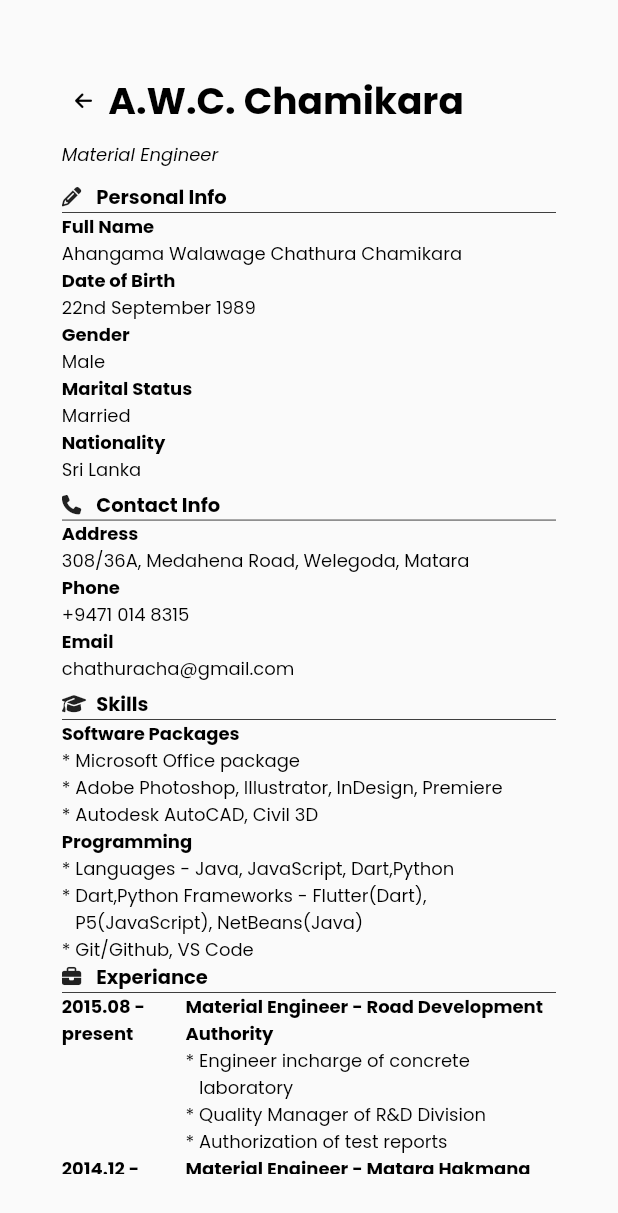
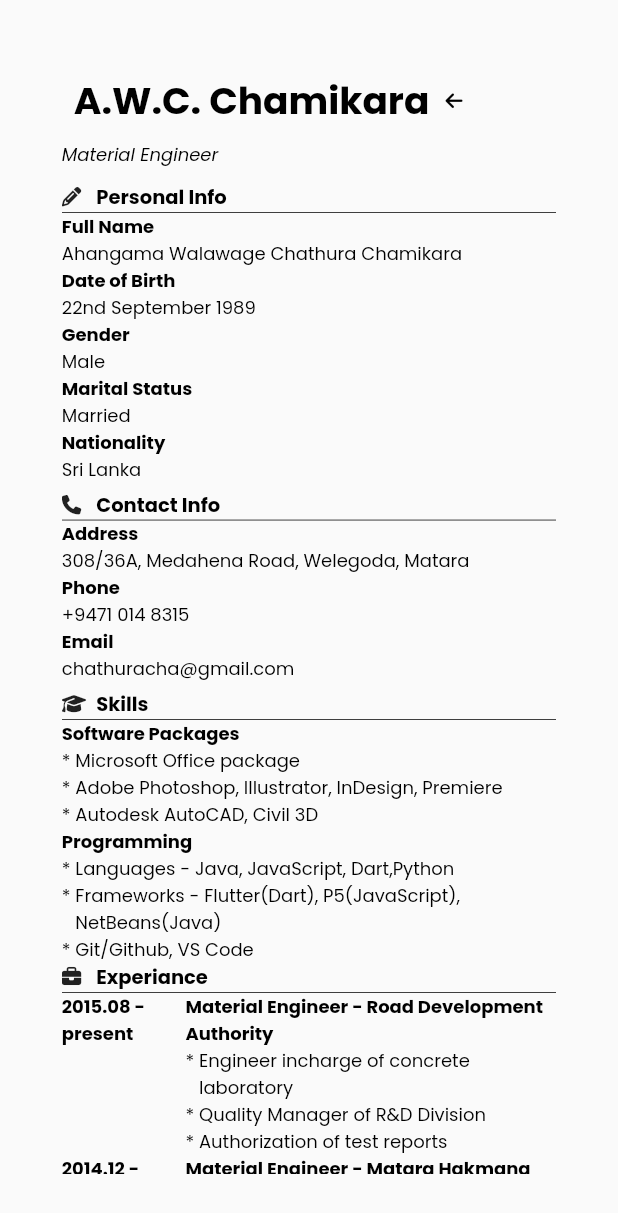
Before and after one commit to chathurach/portfolio_2022, a Flutter app: the screen it shows after launch, after a tap on "Protfolio", on a phone screen of 412 x 824 dp. Shown: the top 1213 px of the screen. Run offline on Flutter 3.47's test engine with Material 2 defaults, Android fonts, the light colour scheme and no system bars; our stand-ins replace font_awesome_flutter, google_fonts.

Commit message:
added some icons

```diff
--- a/lib/Main Page/FirstPage.dart
+++ b/lib/Main Page/FirstPage.dart
@@ -29,18 +29,9 @@ class _TopPageState extends State<TopPage> {
                 spacing: swidth * 0.03,
                 children: [
                   SizedBox(
-                    width: swidth > 540 ? swidth * 0.3 : sheigth * 0.3,
-                    height: swidth > 540 ? sheigth * 0.8 : sheigth * 0.5,
+                    width: swidth > 540 ? swidth * 0.25 : sheigth * 0.3,
+                    height: swidth > 540 ? sheigth * 0.7 : sheigth * 0.5,
                     child: Container(
-                      // //color: Color.fromARGB(0, 5, 5, 61),
-                      // width: swidth > 650 ? swidth * 0.3 : sheigth * 0.4,
-                      // // swidth.toDouble() * 0.45 < sheigth.toDouble() * 0.93
-                      // //     ? swidth.toDouble() * 0.3
-                      // //     : sheigth.toDouble() * 0.6,
-                      // height: swidth > 650 ? swidth * 0.45 : sheigth * 0.6,
-                      // // swidth.toDouble() * 0.45 < sheigth.toDouble() * 0.93
-                      // //     ? swidth.toDouble() * 0.45
-                      // //     : sheigth.toDouble() * 0.9,
                       decoration: const BoxDecoration(
                         shape: BoxShape.rectangle,
                         image: DecorationImage(
@@ -115,14 +106,17 @@ class _TopPageState extends State<TopPage> {
                                 MaterialPageRoute(
                                     builder: (context) => const portfolio()));
                           },
+                          child: Padding(
+                            padding: const EdgeInsets.all(2.0),
                             child: Text(
                               "Protfolio",
                               style: GoogleFonts.poppins(
                                 fontSize: swidth > sheigth && swidth > 800
-                                  ? swidth * 0.015
+                                    ? swidth * 0.014
                                     : 12.0,
                                 fontWeight: FontWeight.normal,
                                 //color: Color.fromARGB(255, 255, 255, 255),
+                              ),
                             ),
                           ),
                         ),
--- a/lib/Portfolio Page/Portfolio.dart
+++ b/lib/Portfolio Page/Portfolio.dart
@@ -19,26 +19,20 @@ class portfolio extends StatelessWidget {
         child: Padding(
           padding: EdgeInsets.all(sheigth * 0.05),
           child: SingleChildScrollView(
+            physics: const ClampingScrollPhysics(),
             scrollDirection: Axis.vertical,
             child: Column(
               crossAxisAlignment: CrossAxisAlignment.start,
               children: [
                 TextButton(
+                  style: ButtonStyle(
+                      overlayColor: MaterialStateProperty.all(Colors.black26)),
                   onPressed: () {
                     Navigator.pop(context);
                   },
                   child: Row(
+                    mainAxisSize: MainAxisSize.min,
                     children: [
-                      Icon(
-                        FontAwesomeIcons.arrowLeft,
-                        color: Colors.black,
-                        size: swidth > sheigth && swidth > 800
-                            ? swidth * 0.017
-                            : 13.0,
-                      ),
-                      const SizedBox(
-                        width: 10.0,
-                      ),
                       Text(
                         "A.W.C. Chamikara",
                         style: GoogleFonts.poppins(
@@ -47,6 +41,16 @@ class portfolio extends StatelessWidget {
                           color: Colors.black,
                           height: 1.5,
                         ),
+                      ),
+                      const SizedBox(
+                        width: 10.0,
+                      ),
+                      Icon(
+                        FontAwesomeIcons.arrowLeft,
+                        color: Colors.black,
+                        size: swidth > sheigth && swidth > 800
+                            ? swidth * 0.017
+                            : 13.0,
                       ),
                     ],
                   ),
@@ -252,7 +256,7 @@ class portfolio extends StatelessWidget {
                                     Text("* ", style: bodyFont(context)),
                                     Flexible(
                                       child: Text(
-                                          "Dart,Python Frameworks - Flutter(Dart), P5(JavaScript), NetBeans(Java)",
+                                          "Frameworks - Flutter(Dart), P5(JavaScript), NetBeans(Java)",
                                           style: bodyFont(context)),
                                     ),
                                   ],
@@ -541,7 +545,7 @@ class portfolio extends StatelessWidget {
                                                   style: bodyFont(context)),
                                               Flexible(
                                                 child: Text(
-                                                    "Completed with overall GPA of 3.54 and reseach was published with the topic “Mesuerment of road Surface Undulations using a low cost accelerometer sensor",
+                                                    "Completed with overall GPA of 3.54 and reseach was published with the topic \"Mesuerment of road Surface Undulations using a low cost accelerometer sensor\"",
                                                     style: bodyFont(context)),
                                               ),
                                             ],
@@ -815,14 +819,17 @@ class portfolio extends StatelessWidget {
                     onPressed: () {
                       launchURL();
                     },
+                    child: Padding(
+                      padding: const EdgeInsets.all(2.0),
                       child: Text(
                         "Download Resume",
                         style: GoogleFonts.poppins(
                           textStyle: const TextStyle(height: 1.5),
                           //fontWeight: FontWeight.w700,
                           fontSize: swidth > sheigth && swidth > 800
-                            ? swidth * 0.015
+                              ? swidth * 0.013
                               : 12.0,
+                        ),
                       ),
                     ),
                   ),
@@ -841,31 +848,78 @@ TextStyle headingFont1(context) {
   var _height = MediaQuery.of(context).size.height;
   //print(_width);
   //print(_height);
+  if (_width > 900) {
     return GoogleFonts.poppins(
-    fontSize: _width > _height && _width > 800 ? _width * 0.017 : 13.0,
+      fontSize: _width > _height ? _width * 0.014 : 13.0,
       fontWeight: FontWeight.bold,
       color: Colors.black,
     );
+  } else if (_width > 520) {
+    return GoogleFonts.poppins(
+      fontSize: _width > _height ? _width * 0.016 : 13.0,
+      fontWeight: FontWeight.bold,
+      color: Colors.black,
+    );
+  } else {
+    return GoogleFonts.poppins(
+      fontSize: _width > _height ? _width * 0.017 : 13.0,
+      fontWeight: FontWeight.bold,
+      color: Colors.black,
+    );
+  }
+  // return GoogleFonts.poppins(
+  //   fontSize: _width > _height && _width > 800 ? _width * 0.017 : 13.0,
+  //   fontWeight: FontWeight.bold,
+  //   color: Colors.black,
+  // );
 }
 
 TextStyle headingFont2(context) {
   var _width = MediaQuery.of(context).size.width;
   var _height = MediaQuery.of(context).size.height;
+  if (_width > 900) {
     return GoogleFonts.poppins(
-    fontSize: _width > _height && _width > 800 ? _width * 0.015 : 12.0,
+      fontSize: _width > _height ? _width * 0.012 : 12.0,
       fontWeight: FontWeight.bold,
       color: Colors.black,
     );
+  } else if (_width > 520) {
+    return GoogleFonts.poppins(
+      fontSize: _width > _height ? _width * 0.014 : 12.0,
+      fontWeight: FontWeight.bold,
+      color: Colors.black,
+    );
+  } else {
+    return GoogleFonts.poppins(
+      fontSize: _width > _height ? _width * 0.015 : 12.0,
+      fontWeight: FontWeight.bold,
+      color: Colors.black,
+    );
+  }
 }
 
 TextStyle bodyFont(context) {
   var _width = MediaQuery.of(context).size.width;
   var _height = MediaQuery.of(context).size.height;
+  if (_width > 900) {
     return GoogleFonts.poppins(
-    fontSize: _width > _height && _width > 800 ? _width * 0.015 : 12.0,
+      fontSize: _width > _height ? _width * 0.012 : 12.0,
       fontWeight: FontWeight.normal,
       color: Colors.black,
     );
+  } else if (_width > 520) {
+    return GoogleFonts.poppins(
+      fontSize: _width > _height ? _width * 0.014 : 12.0,
+      fontWeight: FontWeight.normal,
+      color: Colors.black,
+    );
+  } else {
+    return GoogleFonts.poppins(
+      fontSize: _width > _height ? _width * 0.015 : 12.0,
+      fontWeight: FontWeight.normal,
+      color: Colors.black,
+    );
+  }
 }
 
 void launchURL() async => await canLaunch(
```
Lines whose indentation alone changed are shown as unchanged.
